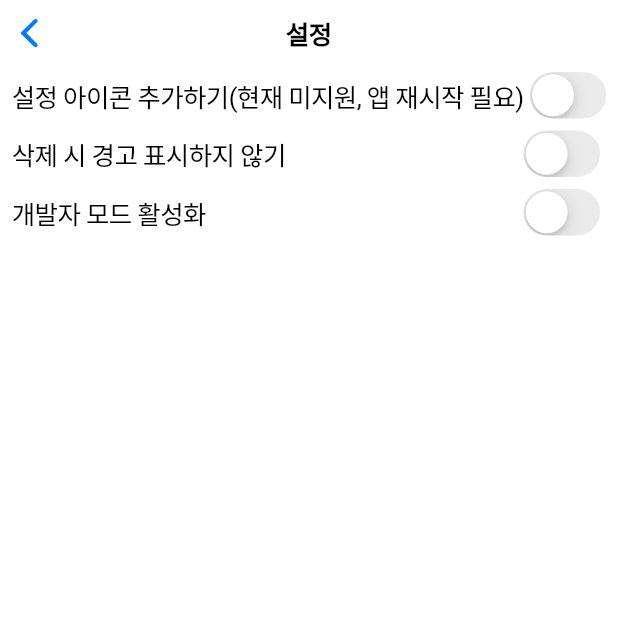
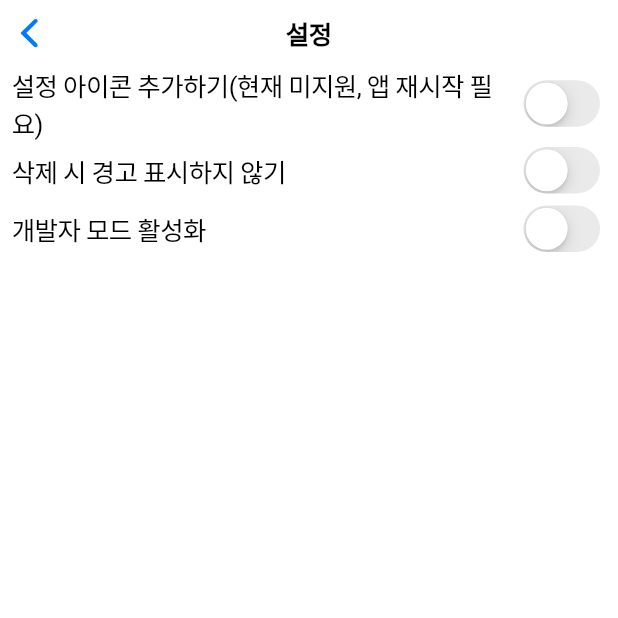
Before and after one commit to sun30812/your_home, a Flutter app: the Settings screen opened directly, on a phone screen of 412 x 824 dp, the top half of it. Run offline on Flutter 3.47's test engine with Material 2 defaults, Android fonts, the phone set to English and light mode, and no system bars; our stand-ins replace shared_preferences; accounts and stored records are empty.

Commit message:
설정 항목의 글자로 인하여 위젯이 잘리는 문제 수정

```diff
--- a/lib/settings.dart
+++ b/lib/settings.dart
@@ -82,9 +82,11 @@ class _SettingsState extends State<Settings> {
             child: Row(
               mainAxisAlignment: MainAxisAlignment.spaceBetween,
               children: [
-                Text(
-                  data,
-                  style: CupertinoTheme.of(context).textTheme.textStyle,
+                Expanded(
+                  child: Text(
+                    data,
+                    style: CupertinoTheme.of(context).textTheme.textStyle,
+                  ),
                 ),
                 CupertinoSwitch(
                     value: _settingsData[index] ?? false,
```
